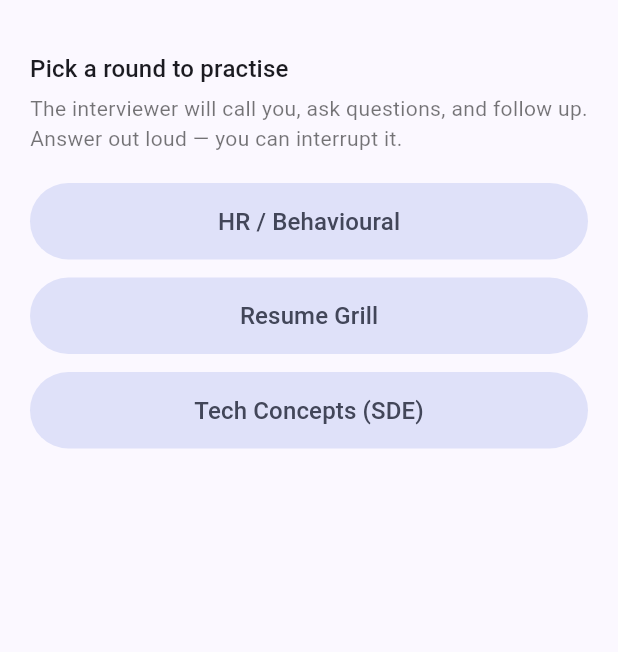
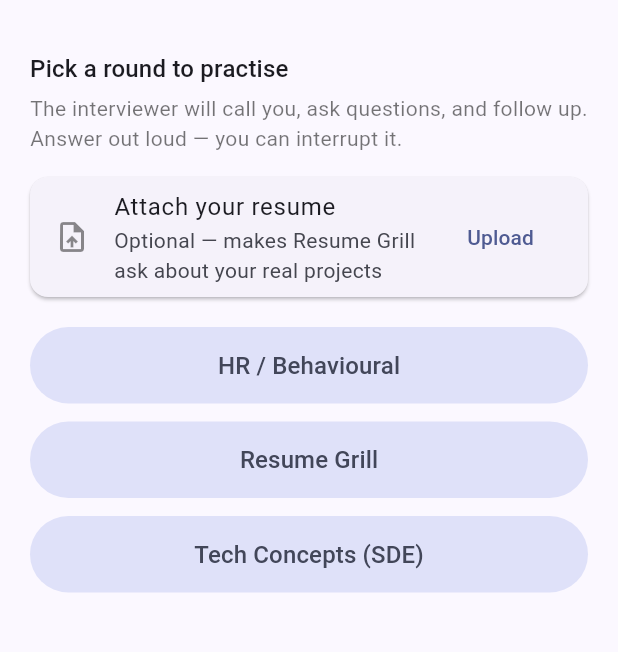
Before and after one commit to CodeNeuron58/LetsMock, a Flutter app: the screen it shows after launch, on a phone screen of 412 x 824 dp, the part 63-715 px from its top. Run offline on Flutter 3.47's test engine with Material 3 defaults, Android fonts, the phone set to English and light mode, and no system bars; our stand-ins replace file_picker, permission_handler; missing offline and left inert: livekit_client, purchases_flutter, purchases_ui_flutter.

Commit message:
Add resume upload to the app
Home-screen card shows what is attached and surfaces the server's
message when a PDF is unusable, such as an image-only scan.

```diff
--- a/app/lib/main.dart
+++ b/app/lib/main.dart
@@ -2,6 +2,7 @@
 
 import 'call_screen.dart';
 import 'config.dart';
+import 'resume_card.dart';
 import 'subscriptions.dart';
 
 Future<void> main() async {
@@ -53,6 +54,8 @@
                   .bodyMedium
                   ?.copyWith(color: Colors.black54),
             ),
+            const SizedBox(height: 16),
+            const ResumeCard(),
             const SizedBox(height: 20),
             for (final mode in InterviewMode.values)
               Padding(
--- /dev/null
+++ b/app/lib/resume_card.dart
@@ -0,0 +1,89 @@
+import 'package:file_picker/file_picker.dart';
+import 'package:flutter/material.dart';
+
+import 'session_api.dart';
+
+/// Shows what resume is on file and lets the candidate attach or replace one.
+/// Resume Grill works without it, but is far sharper with it.
+class ResumeCard extends StatefulWidget {
+  const ResumeCard({super.key});
+
+  @override
+  State<ResumeCard> createState() => _ResumeCardState();
+}
+
+class _ResumeCardState extends State<ResumeCard> {
+  ResumeInfo? _resume;
+  bool _busy = true;
+  String? _error;
+
+  @override
+  void initState() {
+    super.initState();
+    _load();
+  }
+
+  Future<void> _load() async {
+    try {
+      final resume = await fetchResume();
+      if (mounted) setState(() => _resume = resume);
+    } catch (_) {
+      // Offline or backend down — the card just shows the empty state.
+    } finally {
+      if (mounted) setState(() => _busy = false);
+    }
+  }
+
+  Future<void> _pickAndUpload() async {
+    final picked = await FilePicker.pickFiles(
+      type: FileType.custom,
+      allowedExtensions: const ['pdf'],
+      withData: false,
+    );
+    final file = picked?.files.single;
+    if (file?.path == null) return; // cancelled
+
+    setState(() {
+      _busy = true;
+      _error = null;
+    });
+    try {
+      final resume = await uploadResume(file!.path!, file.name);
+      if (mounted) setState(() => _resume = resume);
+    } catch (e) {
+      if (mounted) setState(() => _error = '$e'.replaceFirst('Exception: ', ''));
+    } finally {
+      if (mounted) setState(() => _busy = false);
+    }
+  }
+
+  @override
+  Widget build(BuildContext context) {
+    final attached = _resume != null;
+    return Card(
+      margin: EdgeInsets.zero,
+      child: ListTile(
+        leading: Icon(
+          attached ? Icons.description : Icons.upload_file,
+          color: attached ? Colors.green.shade600 : Colors.black45,
+        ),
+        title: Text(attached ? _resume!.filename : 'Attach your resume'),
+        subtitle: Text(
+          _error ??
+              (attached
+                  ? 'Resume Grill will interview you on this'
+                  : 'Optional — makes Resume Grill ask about your real projects'),
+          style: TextStyle(color: _error != null ? Colors.red.shade700 : null),
+        ),
+        trailing: _busy
+            ? const SizedBox(
+                width: 20, height: 20, child: CircularProgressIndicator(strokeWidth: 2))
+            : TextButton(
+                onPressed: _pickAndUpload,
+                child: Text(attached ? 'Replace' : 'Upload'),
+              ),
+        onTap: _busy ? null : _pickAndUpload,
+      ),
+    );
+  }
+}
--- a/app/lib/session_api.dart
+++ b/app/lib/session_api.dart
@@ -2,6 +2,7 @@
 import 'dart:convert';
 
 import 'package:http/http.dart' as http;
+import 'package:http_parser/http_parser.dart';
 
 import 'config.dart';
 import 'scorecard.dart';
@@ -66,6 +67,48 @@
   return SessionInfo.fromJson(jsonDecode(res.body) as Map<String, dynamic>);
 }
 
+/// What resume, if any, the server has on file for this user.
+class ResumeInfo {
+  const ResumeInfo({required this.filename, required this.characters});
+
+  final String filename;
+  final int characters;
+
+  factory ResumeInfo.fromJson(Map<String, dynamic> j) => ResumeInfo(
+        filename: j['filename'] as String? ?? 'resume.pdf',
+        characters: (j['characters'] as num?)?.toInt() ?? 0,
+      );
+}
+
+/// The resume on file, or null if none has been uploaded.
+Future<ResumeInfo?> fetchResume() async {
+  final userId = await Subscriptions.userId();
+  final res = await http.get(
+    Uri.parse('${AppConfig.backendBaseUrl}/resume/$userId'),
+  );
+  if (res.statusCode != 200 || res.body.trim() == 'null') return null;
+  return ResumeInfo.fromJson(jsonDecode(res.body) as Map<String, dynamic>);
+}
+
+/// Upload a resume PDF. Throws with the server's message if it is unusable
+/// (wrong type, too big, or a scan with no text layer).
+Future<ResumeInfo> uploadResume(String path, String filename) async {
+  final req = http.MultipartRequest(
+    'POST',
+    Uri.parse('${AppConfig.backendBaseUrl}/resume'),
+  )
+    ..fields['user_id'] = await Subscriptions.userId()
+    ..files.add(await http.MultipartFile.fromPath('file', path,
+        filename: filename, contentType: MediaType('application', 'pdf')));
+
+  final res = await http.Response.fromStream(await req.send());
+  if (res.statusCode != 200) {
+    final detail = jsonDecode(res.body)['detail'];
+    throw Exception(detail is String ? detail : 'Upload failed (${res.statusCode}).');
+  }
+  return ResumeInfo.fromJson(jsonDecode(res.body) as Map<String, dynamic>);
+}
+
 /// Thrown when the interview finished but the server could not score it.
 class ScoringFailedException implements Exception {
   const ScoringFailedException();
--- a/app/pubspec.yaml
+++ b/app/pubspec.yaml
@@ -39,6 +39,8 @@
   permission_handler: ^12.0.3
   purchases_flutter: ^10.6.0
   purchases_ui_flutter: ^10.6.0
+  file_picker: ^11.0.2
+  http_parser: ^4.1.2
 
 dev_dependencies:
   flutter_test:
```
Also changed, not shown: app/pubspec.lock.
